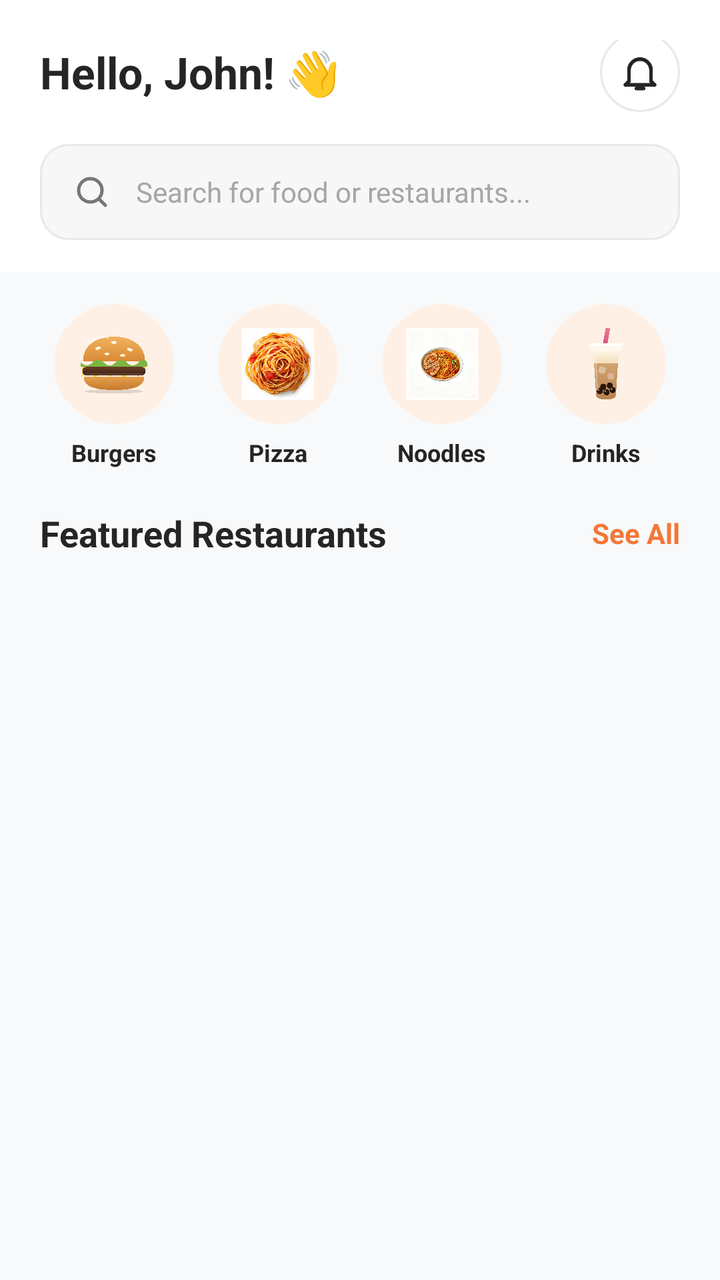
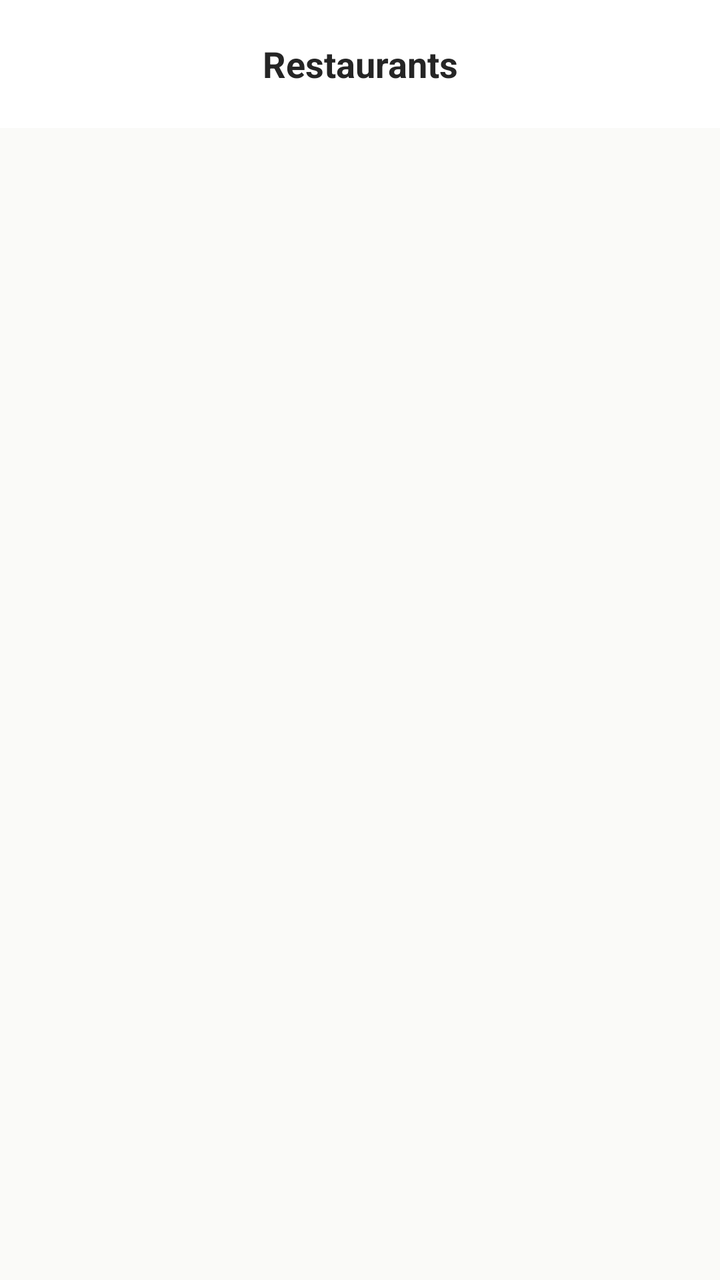

Compare the two renders of this Android layout. The source of the first and the diff that turns it into the second are given below.
<!-- AndroidManifest.xml: application theme Theme.Project_1 -->
<!-- res/layout/fragment_restaurant.xml -->
<?xml version="1.0" encoding="utf-8"?>
<ScrollView xmlns:android="http://schemas.android.com/apk/res/android"
    xmlns:app="http://schemas.android.com/apk/res-auto"
    android:layout_width="match_parent"
    android:layout_height="match_parent"
    android:background="#F8F9FA"
    android:fillViewport="true"
    android:overScrollMode="never">

    <LinearLayout
        android:layout_width="match_parent"
        android:layout_height="wrap_content"
        android:orientation="vertical"
        android:paddingBottom="90dp">

        <RelativeLayout
            android:layout_width="match_parent"
            android:layout_height="wrap_content"
            android:background="@color/white"
            android:paddingHorizontal="20dp"
            android:paddingTop="20dp"
            android:paddingBottom="12dp">

            <LinearLayout
                android:layout_width="wrap_content"
                android:layout_height="wrap_content"
                android:layout_alignParentStart="true"
                android:layout_centerVertical="true"
                android:orientation="vertical">

                <TextView
                    android:id="@+id/tvGreeting"
                    android:layout_width="wrap_content"
                    android:layout_height="wrap_content"
                    android:text="Hello, John! 👋"
                    android:textColor="@color/colorTextPrimary"
                    android:textSize="22sp"
                    android:textStyle="bold" />
            </LinearLayout>

            <ImageView
                android:id="@+id/btnNotification"
                android:layout_width="40dp"
                android:layout_height="40dp"
                android:layout_alignParentEnd="true"
                android:layout_centerVertical="true"
                android:background="@drawable/bg_social_button"
                android:contentDescription="@string/app_name"
                android:padding="9dp"
                android:src="@drawable/bell"
                app:tint="@color/colorTextPrimary" />
        </RelativeLayout>

        <LinearLayout
            android:layout_width="match_parent"
            android:layout_height="wrap_content"
            android:background="@color/white"
            android:paddingHorizontal="20dp"
            android:paddingBottom="16dp">

            <LinearLayout
                android:layout_width="match_parent"
                android:layout_height="48dp"
                android:background="@drawable/bg_input_field"
                android:gravity="center_vertical"
                android:orientation="horizontal"
                android:paddingHorizontal="16dp">

                <ImageView
                    android:layout_width="20dp"
                    android:layout_height="20dp"
                    android:contentDescription="@string/app_name"
                    android:src="@drawable/search"
                    app:tint="@color/colorTextSecondary" />

                <TextView
                    android:layout_width="0dp"
                    android:layout_height="match_parent"
                    android:layout_marginStart="12dp"
                    android:layout_weight="1"
                    android:gravity="center_vertical"
                    android:hint="Search for food or restaurants..."
                    android:textColorHint="@color/colorTextHint"
                    android:textSize="14sp" />
            </LinearLayout>
        </LinearLayout>

        <LinearLayout
            android:layout_width="match_parent"
            android:layout_height="wrap_content"
            android:layout_marginTop="16dp"
            android:baselineAligned="false"
            android:orientation="horizontal"
            android:paddingHorizontal="16dp">

            <LinearLayout
                android:id="@+id/layoutCategoryBurger"
                android:layout_width="0dp"
                android:layout_height="wrap_content"
                android:layout_weight="1"
                android:gravity="center"
                android:orientation="vertical">

                <androidx.cardview.widget.CardView
                    android:layout_width="60dp"
                    android:layout_height="60dp"
                    app:cardBackgroundColor="#FFF0E5"
                    app:cardCornerRadius="30dp"
                    app:cardElevation="0dp">

                    <ImageView
                        android:layout_width="match_parent"
                        android:layout_height="match_parent"
                        android:padding="12dp"
                        android:scaleType="fitCenter"
                        android:src="@drawable/burger" />
                </androidx.cardview.widget.CardView>

                <TextView
                    android:layout_width="wrap_content"
                    android:layout_height="wrap_content"
                    android:layout_marginTop="6dp"
                    android:text="Burgers"
                    android:textColor="@color/colorTextPrimary"
                    android:textSize="12sp"
                    android:textStyle="bold" />
            </LinearLayout>

            <LinearLayout
                android:id="@+id/layoutCategoryPokeFusion"
                android:layout_width="0dp"
                android:layout_height="wrap_content"
                android:layout_weight="1"
                android:gravity="center"
                android:orientation="vertical">

                <androidx.cardview.widget.CardView
                    android:layout_width="60dp"
                    android:layout_height="60dp"
                    app:cardBackgroundColor="#FFF0E5"
                    app:cardCornerRadius="30dp"
                    app:cardElevation="0dp">

                    <ImageView
                        android:layout_width="match_parent"
                        android:layout_height="match_parent"
                        android:padding="12dp"
                        android:scaleType="fitCenter"
                        android:src="@drawable/spaghetti" />
                </androidx.cardview.widget.CardView>

                <TextView
                    android:layout_width="wrap_content"
                    android:layout_height="wrap_content"
                    android:layout_marginTop="6dp"
                    android:text="Pizza"
                    android:textColor="@color/colorTextPrimary"
                    android:textSize="12sp"
                    android:textStyle="bold" />
            </LinearLayout>

            <LinearLayout
                android:id="@+id/layoutCategoryPokeParadise"
                android:layout_width="0dp"
                android:layout_height="wrap_content"
                android:layout_weight="1"
                android:gravity="center"
                android:orientation="vertical">

                <androidx.cardview.widget.CardView
                    android:layout_width="60dp"
                    android:layout_height="60dp"
                    app:cardBackgroundColor="#FFF0E5"
                    app:cardCornerRadius="30dp"
                    app:cardElevation="0dp">

                    <ImageView
                        android:layout_width="match_parent"
                        android:layout_height="match_parent"
                        android:padding="12dp"
                        android:scaleType="fitCenter"
                        android:src="@drawable/mixed_noodle" />
                </androidx.cardview.widget.CardView>

                <TextView
                    android:layout_width="wrap_content"
                    android:layout_height="wrap_content"
                    android:layout_marginTop="6dp"
                    android:text="Noodles"
                    android:textColor="@color/colorTextPrimary"
                    android:textSize="12sp"
                    android:textStyle="bold" />
            </LinearLayout>

            <LinearLayout
                android:id="@+id/layoutCategoryFreshGarden"
                android:layout_width="0dp"
                android:layout_height="wrap_content"
                android:layout_weight="1"
                android:gravity="center"
                android:orientation="vertical">

                <androidx.cardview.widget.CardView
                    android:layout_width="60dp"
                    android:layout_height="60dp"
                    app:cardBackgroundColor="#FFF0E5"
                    app:cardCornerRadius="30dp"
                    app:cardElevation="0dp">

                    <ImageView
                        android:layout_width="match_parent"
                        android:layout_height="match_parent"
                        android:padding="12dp"
                        android:scaleType="fitCenter"
                        android:src="@drawable/boba" />
                </androidx.cardview.widget.CardView>

                <TextView
                    android:layout_width="wrap_content"
                    android:layout_height="wrap_content"
                    android:layout_marginTop="6dp"
                    android:text="Drinks"
                    android:textColor="@color/colorTextPrimary"
                    android:textSize="12sp"
                    android:textStyle="bold" />
            </LinearLayout>

        </LinearLayout>

        <LinearLayout
            android:layout_width="match_parent"
            android:layout_height="wrap_content"
            android:layout_marginTop="20dp"
            android:orientation="vertical">

            <RelativeLayout
                android:layout_width="match_parent"
                android:layout_height="wrap_content"
                android:layout_marginHorizontal="20dp"
                android:layout_marginBottom="12dp">

                <TextView
                    android:layout_width="wrap_content"
                    android:layout_height="wrap_content"
                    android:text="Featured Restaurants"
                    android:textColor="@color/colorTextPrimary"
                    android:textSize="18sp"
                    android:textStyle="bold" />

                <TextView
                    android:id="@+id/btnSeeAll"
                    android:layout_width="wrap_content"
                    android:layout_height="wrap_content"
                    android:layout_alignParentEnd="true"
                    android:layout_centerVertical="true"
                    android:text="See All"
                    android:textColor="@color/colorPrimary"
                    android:textSize="14sp"
                    android:textStyle="bold" />
            </RelativeLayout>

            <androidx.recyclerview.widget.RecyclerView
                android:id="@+id/rvRestaurant"
                android:layout_width="match_parent"
                android:layout_height="wrap_content"
                android:clipToPadding="false"
                android:nestedScrollingEnabled="false"
                android:paddingStart="20dp" />

        </LinearLayout>

    </LinearLayout>
</ScrollView>
<!-- resources referenced by this layout -->
<resources>
  <color name="colorPrimary">#F47738</color>
  <color name="colorTextHint">#A6A6A6</color>
  <color name="colorTextPrimary">#252525</color>
  <color name="colorTextSecondary">#777777</color>
  <color name="white">#FFFFFF</color>
  <!-- drawable bell: png bitmap (drawable, 3325 bytes) -->
  <!-- drawable bg_input_field (drawable) -->
  <?xml version="1.0" encoding="utf-8"?>
  <shape xmlns:android="http://schemas.android.com/apk/res/android">
      <solid android:color="@color/colorInputBackground" />
      <stroke
          android:width="1dp"
          android:color="@color/colorInputBorder" />
      <corners android:radius="14dp" />
  </shape>
  <!-- drawable bg_social_button (drawable) -->
  <?xml version="1.0" encoding="utf-8"?>
  <shape xmlns:android="http://schemas.android.com/apk/res/android">
      <solid android:color="@color/white" />
      <stroke
          android:width="1dp"
          android:color="@color/colorInputBorder" />
      <corners android:radius="28dp" />
  </shape>
  <!-- drawable boba: png bitmap (drawable, 95116 bytes) -->
  <!-- drawable burger: png bitmap (drawable, 89676 bytes) -->
  <!-- drawable mixed_noodle: jpeg bitmap (drawable, 48175 bytes) -->
  <!-- drawable search: png bitmap (drawable, 5262 bytes) -->
  <!-- drawable spaghetti: jpeg bitmap (drawable, 90795 bytes) -->
  <string name="app_name">FoodNow</string>
  <style name="Theme.Project_1" parent="Base.Theme.Project_1" />
  <color name="colorInputBackground">#F7F7F7</color>
  <color name="colorInputBorder">#E8E8E8</color>
  <style name="Base.Theme.Project_1" parent="Theme.Material3.DayNight.NoActionBar">
          <item name="colorPrimary">@color/colorPrimary</item>
          <item name="colorOnPrimary">@color/white</item>
          <item name="colorPrimaryContainer">@color/colorOrangeLight</item>
          <item name="colorOnPrimaryContainer">@color/colorPrimary</item>
          <item name="colorSecondary">@color/colorPrimary</item>
          <item name="colorOnSecondary">@color/white</item>
          <item name="colorSecondaryContainer">@color/colorOrangeLight</item>
          <item name="colorOnSecondaryContainer">@color/colorPrimary</item>
          <item name="colorSurface">@color/white</item>
          <item name="colorOnSurface">@color/colorTextPrimary</item>
          <item name="colorSurfaceVariant">@color/colorInputBackground</item>
          <item name="colorOnSurfaceVariant">@color/colorTextSecondary</item>
          <item name="colorOutline">@color/colorInputBorder</item>
          <item name="colorControlActivated">@color/colorPrimary</item>
          <item name="colorControlHighlight">@color/colorOrangeLight</item>
          <item name="android:colorAccent">@color/colorAccent</item>
          <item name="android:statusBarColor">@color/white</item>
          <item name="android:navigationBarColor">@color/white</item>
          <item name="android:windowLightStatusBar">true</item>
          <item name="android:windowBackground">@color/colorBackground</item>
          <item name="android:fontFamily">sans-serif</item>
      </style>
  <color name="colorOrangeLight">#FFF1E8</color>
  <color name="colorAccent">#F47738</color>
  <color name="colorBackground">#FAFAF8</color>
</resources>

<!-- the commit's change to res/layout/fragment_restaurant.xml (unified diff, before → after) -->
@@ -1,273 +1,48 @@
 <?xml version="1.0" encoding="utf-8"?>
-<ScrollView xmlns:android="http://schemas.android.com/apk/res/android"
+<LinearLayout xmlns:android="http://schemas.android.com/apk/res/android"
     xmlns:app="http://schemas.android.com/apk/res-auto"
     android:layout_width="match_parent"
     android:layout_height="match_parent"
-    android:background="#F8F9FA"
-    android:fillViewport="true"
-    android:overScrollMode="never">
+    android:background="@color/colorBackground"
+    android:orientation="vertical">
 
-    <LinearLayout
+    <TextView
         android:layout_width="match_parent"
-        android:layout_height="wrap_content"
-        android:orientation="vertical"
-        android:paddingBottom="90dp">
+        android:layout_height="?attr/actionBarSize"
+        android:background="@color/white"
+        android:gravity="center"
+        android:text="Restaurants"
+        android:textColor="@color/colorTextPrimary"
+        android:textSize="18sp"
+        android:textStyle="bold" />
 
-        <RelativeLayout
+    <FrameLayout
+        android:layout_width="match_parent"
+        android:layout_height="0dp"
+        android:layout_weight="1"
+        android:layout_marginTop="8dp">
+
+        <androidx.recyclerview.widget.RecyclerView
+            android:id="@+id/rvRestaurant"
             android:layout_width="match_parent"
-            android:layout_height="wrap_content"
-            android:background="@color/white"
-            android:paddingHorizontal="20dp"
-            android:paddingTop="20dp"
-            android:paddingBottom="12dp">
+            android:layout_height="match_parent"
+            android:clipToPadding="false"
+            android:overScrollMode="never"
+            android:paddingBottom="90dp" />
 
-            <LinearLayout
-                android:layout_width="wrap_content"
-                android:layout_height="wrap_content"
-                android:layout_alignParentStart="true"
-                android:layout_centerVertical="true"
-                android:orientation="vertical">
+        <TextView
+            android:id="@+id/tvEmptyRestaurants"
+            android:layout_width="match_parent"
+            android:layout_height="match_parent"
+            android:drawableTop="@drawable/search"
+            android:drawablePadding="16dp"
+            android:gravity="center"
+            android:padding="32dp"
+            android:text="No restaurants found."
+            android:textColor="@color/colorTextSecondary"
+            android:textSize="14sp"
+            android:visibility="gone" />
 
-                <TextView
-                    android:id="@+id/tvGreeting"
-                    android:layout_width="wrap_content"
-                    android:layout_height="wrap_content"
-                    android:text="Hello, John! 👋"
-                    android:textColor="@color/colorTextPrimary"
-                    android:textSize="22sp"
-                    android:textStyle="bold" />
-            </LinearLayout>
+    </FrameLayout>
 
-            <ImageView
-                android:id="@+id/btnNotification"
-                android:layout_width="40dp"
-                android:layout_height="40dp"
-                android:layout_alignParentEnd="true"
-                android:layout_centerVertical="true"
-                android:background="@drawable/bg_social_button"
-                android:contentDescription="@string/app_name"
-                android:padding="9dp"
-                android:src="@drawable/bell"
-                app:tint="@color/colorTextPrimary" />
-        </RelativeLayout>
-
-        <LinearLayout
-            android:layout_width="match_parent"
-            android:layout_height="wrap_content"
-            android:background="@color/white"
-            android:paddingHorizontal="20dp"
-            android:paddingBottom="16dp">
-
-            <LinearLayout
-                android:layout_width="match_parent"
-                android:layout_height="48dp"
-                android:background="@drawable/bg_input_field"
-                android:gravity="center_vertical"
-                android:orientation="horizontal"
-                android:paddingHorizontal="16dp">
-
-                <ImageView
-                    android:layout_width="20dp"
-                    android:layout_height="20dp"
-                    android:contentDescription="@string/app_name"
-                    android:src="@drawable/search"
-                    app:tint="@color/colorTextSecondary" />
-
-                <TextView
-                    android:layout_width="0dp"
-                    android:layout_height="match_parent"
-                    android:layout_marginStart="12dp"
-                    android:layout_weight="1"
-                    android:gravity="center_vertical"
-                    android:hint="Search for food or restaurants..."
-                    android:textColorHint="@color/colorTextHint"
-                    android:textSize="14sp" />
-            </LinearLayout>
-        </LinearLayout>
-
-        <LinearLayout
-            android:layout_width="match_parent"
-            android:layout_height="wrap_content"
-            android:layout_marginTop="16dp"
-            android:baselineAligned="false"
-            android:orientation="horizontal"
-            android:paddingHorizontal="16dp">
-
-            <LinearLayout
-                android:id="@+id/layoutCategoryBurger"
-                android:layout_width="0dp"
-                android:layout_height="wrap_content"
-                android:layout_weight="1"
-                android:gravity="center"
-                android:orientation="vertical">
-
-                <androidx.cardview.widget.CardView
-                    android:layout_width="60dp"
-                    android:layout_height="60dp"
-                    app:cardBackgroundColor="#FFF0E5"
-                    app:cardCornerRadius="30dp"
-                    app:cardElevation="0dp">
-
-                    <ImageView
-                        android:layout_width="match_parent"
-                        android:layout_height="match_parent"
-                        android:padding="12dp"
-                        android:scaleType="fitCenter"
-                        android:src="@drawable/burger" />
-                </androidx.cardview.widget.CardView>
-
-                <TextView
-                    android:layout_width="wrap_content"
-                    android:layout_height="wrap_content"
-                    android:layout_marginTop="6dp"
-                    android:text="Burgers"
-                    android:textColor="@color/colorTextPrimary"
-                    android:textSize="12sp"
-                    android:textStyle="bold" />
-            </LinearLayout>
-
-            <LinearLayout
-                android:id="@+id/layoutCategoryPokeFusion"
-                android:layout_width="0dp"
-                android:layout_height="wrap_content"
-                android:layout_weight="1"
-                android:gravity="center"
-                android:orientation="vertical">
-
-                <androidx.cardview.widget.CardView
-                    android:layout_width="60dp"
-                    android:layout_height="60dp"
-                    app:cardBackgroundColor="#FFF0E5"
-                    app:cardCornerRadius="30dp"
-                    app:cardElevation="0dp">
-
-                    <ImageView
-                        android:layout_width="match_parent"
-                        android:layout_height="match_parent"
-                        android:padding="12dp"
-                        android:scaleType="fitCenter"
-                        android:src="@drawable/spaghetti" />
-                </androidx.cardview.widget.CardView>
-
-                <TextView
-                    android:layout_width="wrap_content"
-                    android:layout_height="wrap_content"
-                    android:layout_marginTop="6dp"
-                    android:text="Pizza"
-                    android:textColor="@color/colorTextPrimary"
-                    android:textSize="12sp"
-                    android:textStyle="bold" />
-            </LinearLayout>
-
-            <LinearLayout
-                android:id="@+id/layoutCategoryPokeParadise"
-                android:layout_width="0dp"
-                android:layout_height="wrap_content"
-                android:layout_weight="1"
-                android:gravity="center"
-                android:orientation="vertical">
-
-                <androidx.cardview.widget.CardView
-                    android:layout_width="60dp"
-                    android:layout_height="60dp"
-                    app:cardBackgroundColor="#FFF0E5"
-                    app:cardCornerRadius="30dp"
-                    app:cardElevation="0dp">
-
-                    <ImageView
-                        android:layout_width="match_parent"
-                        android:layout_height="match_parent"
-                        android:padding="12dp"
-                        android:scaleType="fitCenter"
-                        android:src="@drawable/mixed_noodle" />
-                </androidx.cardview.widget.CardView>
-
-                <TextView
-                    android:layout_width="wrap_content"
-                    android:layout_height="wrap_content"
-                    android:layout_marginTop="6dp"
-                    android:text="Noodles"
-                    android:textColor="@color/colorTextPrimary"
-                    android:textSize="12sp"
-                    android:textStyle="bold" />
-            </LinearLayout>
-
-            <LinearLayout
-                android:id="@+id/layoutCategoryFreshGarden"
-                android:layout_width="0dp"
-                android:layout_height="wrap_content"
-                android:layout_weight="1"
-                android:gravity="center"
-                android:orientation="vertical">
-
-                <androidx.cardview.widget.CardView
-                    android:layout_width="60dp"
-                    android:layout_height="60dp"
-                    app:cardBackgroundColor="#FFF0E5"
-                    app:cardCornerRadius="30dp"
-                    app:cardElevation="0dp">
-
-                    <ImageView
-                        android:layout_width="match_parent"
-                        android:layout_height="match_parent"
-                        android:padding="12dp"
-                        android:scaleType="fitCenter"
-                        android:src="@drawable/boba" />
-                </androidx.cardview.widget.CardView>
-
-                <TextView
-                    android:layout_width="wrap_content"
-                    android:layout_height="wrap_content"
-                    android:layout_marginTop="6dp"
-                    android:text="Drinks"
-                    android:textColor="@color/colorTextPrimary"
-                    android:textSize="12sp"
-                    android:textStyle="bold" />
-            </LinearLayout>
-
-        </LinearLayout>
-
-        <LinearLayout
-            android:layout_width="match_parent"
-            android:layout_height="wrap_content"
-            android:layout_marginTop="20dp"
-            android:orientation="vertical">
-
-            <RelativeLayout
-                android:layout_width="match_parent"
-                android:layout_height="wrap_content"
-                android:layout_marginHorizontal="20dp"
-                android:layout_marginBottom="12dp">
-
-                <TextView
-                    android:layout_width="wrap_content"
-                    android:layout_height="wrap_content"
-                    android:text="Featured Restaurants"
-                    android:textColor="@color/colorTextPrimary"
-                    android:textSize="18sp"
-                    android:textStyle="bold" />
-
-                <TextView
-                    android:id="@+id/btnSeeAll"
-                    android:layout_width="wrap_content"
-                    android:layout_height="wrap_content"
-                    android:layout_alignParentEnd="true"
-                    android:layout_centerVertical="true"
-                    android:text="See All"
-                    android:textColor="@color/colorPrimary"
-                    android:textSize="14sp"
-                    android:textStyle="bold" />
-            </RelativeLayout>
-
-            <androidx.recyclerview.widget.RecyclerView
-                android:id="@+id/rvRestaurant"
-                android:layout_width="match_parent"
-                android:layout_height="wrap_content"
-                android:clipToPadding="false"
-                android:nestedScrollingEnabled="false"
-                android:paddingStart="20dp" />
-
-        </LinearLayout>
-
-    </LinearLayout>
-</ScrollView>
+</LinearLayout>
<!-- resource entries referenced after the edit -->
@@ -1,35 +1,10 @@
 <!-- resources referenced by this layout -->
 <resources>
   <color name="colorPrimary">#F47738</color>
-  <color name="colorTextHint">#A6A6A6</color>
   <color name="colorTextPrimary">#252525</color>
   <color name="colorTextSecondary">#777777</color>
   <color name="white">#FFFFFF</color>
-  <!-- drawable bell: png bitmap (drawable, 3325 bytes) -->
-  <!-- drawable bg_input_field (drawable) -->
-  <?xml version="1.0" encoding="utf-8"?>
-  <shape xmlns:android="http://schemas.android.com/apk/res/android">
-      <solid android:color="@color/colorInputBackground" />
-      <stroke
-          android:width="1dp"
-          android:color="@color/colorInputBorder" />
-      <corners android:radius="14dp" />
-  </shape>
-  <!-- drawable bg_social_button (drawable) -->
-  <?xml version="1.0" encoding="utf-8"?>
-  <shape xmlns:android="http://schemas.android.com/apk/res/android">
-      <solid android:color="@color/white" />
-      <stroke
-          android:width="1dp"
-          android:color="@color/colorInputBorder" />
-      <corners android:radius="28dp" />
-  </shape>
-  <!-- drawable boba: png bitmap (drawable, 95116 bytes) -->
-  <!-- drawable burger: png bitmap (drawable, 89676 bytes) -->
-  <!-- drawable mixed_noodle: jpeg bitmap (drawable, 48175 bytes) -->
   <!-- drawable search: png bitmap (drawable, 5262 bytes) -->
-  <!-- drawable spaghetti: jpeg bitmap (drawable, 90795 bytes) -->
-  <string name="app_name">FoodNow</string>
   <style name="Theme.Project_1" parent="Base.Theme.Project_1" />
   <color name="colorInputBackground">#F7F7F7</color>
   <color name="colorInputBorder">#E8E8E8</color>
